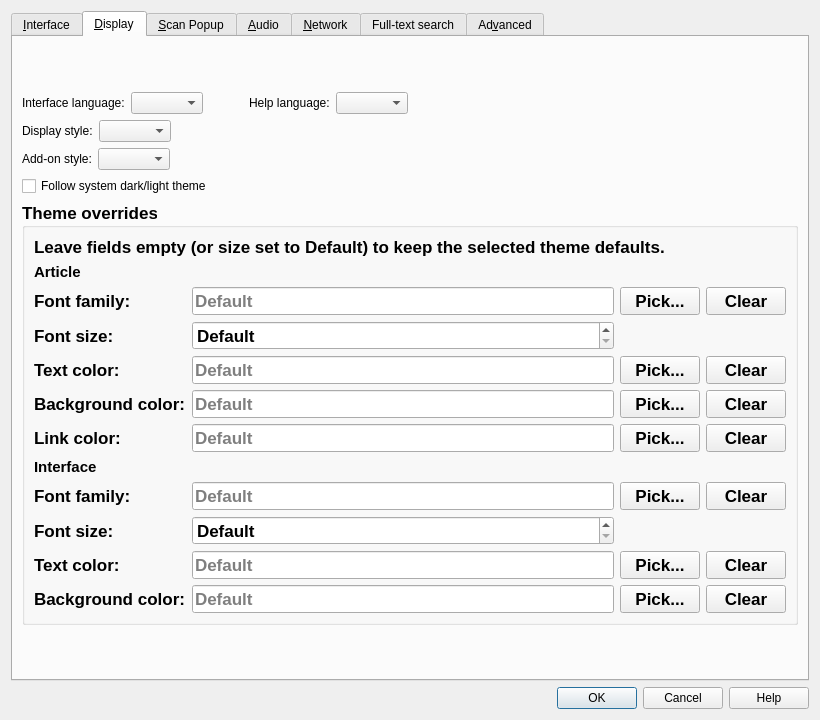
This is src/ui/forms/preferences.ui in FrightenedFoxCN/goldendict as Qt 5 draws it before an edit. The edited form follows.
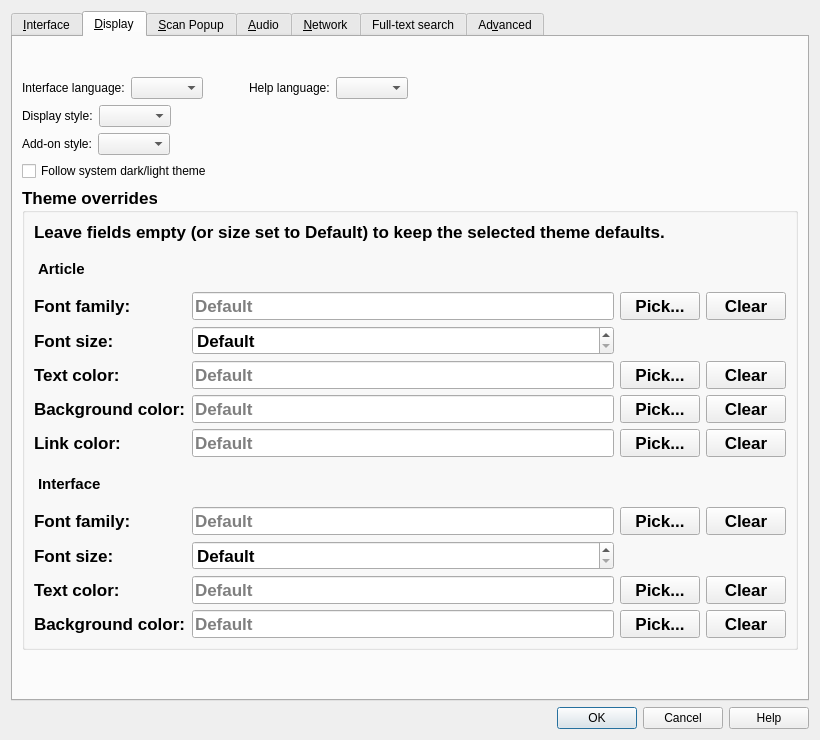
This is the edited form. The open tabs and pages were chosen to show the change. Icons and pictures are not drawn. Custom widgets are drawn as their Qt base class.

Commit message: Add spacing to preference section headings for better readability

What changed in the file:
```diff
--- a/src/ui/forms/preferences.ui
+++ b/src/ui/forms/preferences.ui
@@ -169,6 +169,12 @@
             <property name="text">
              <string>Hotkeys</string>
             </property>
+            <property name="margin">
+             <number>0</number>
+            </property>
+            <property name="styleSheet">
+             <string>margin-top: 12px; margin-bottom: 8px;</string>
+            </property>
            </widget>
           </item>
           <item row="3" column="0" colspan="2">
@@ -587,6 +593,12 @@
             <property name="text">
              <string>Article</string>
             </property>
+            <property name="margin">
+             <number>0</number>
+            </property>
+            <property name="styleSheet">
+             <string>margin-top: 12px; margin-bottom: 8px;</string>
+            </property>
            </widget>
           </item>
           <item>
@@ -750,6 +762,12 @@
             <property name="text">
              <string>Interface</string>
             </property>
+            <property name="margin">
+             <number>0</number>
+            </property>
+            <property name="styleSheet">
+             <string>margin-top: 12px; margin-bottom: 8px;</string>
+            </property>
            </widget>
           </item>
           <item>
```
